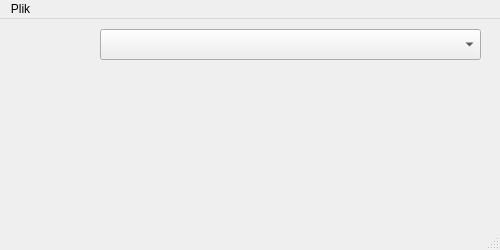
This is forms/itemeditor.ui in JakimPL/Roguelike as Qt 5 draws it before an edit. The edited form follows.
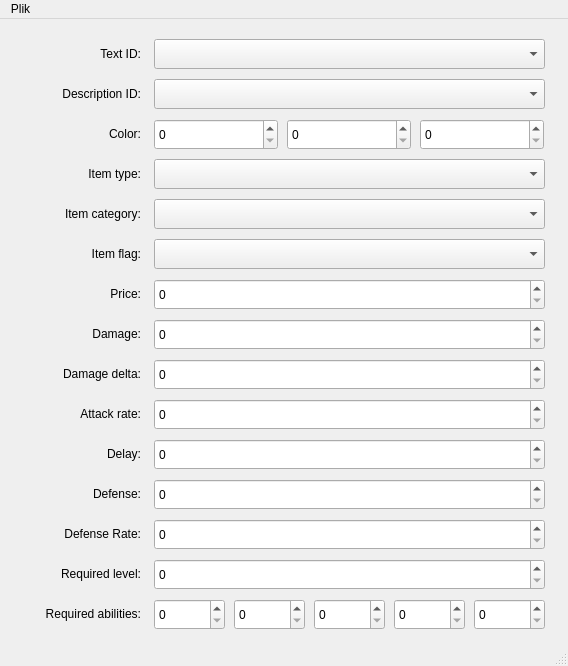
This is the edited form.

Diff of the .ui file:
```diff
--- a/forms/itemeditor.ui
+++ b/forms/itemeditor.ui
@@ -6,8 +6,8 @@
    <rect>
     <x>0</x>
     <y>0</y>
-    <width>500</width>
-    <height>250</height>
+    <width>568</width>
+    <height>666</height>
    </rect>
   </property>
   <property name="windowTitle">
@@ -17,11 +17,508 @@
    <widget class="QComboBox" name="comboBox">
     <property name="geometry">
      <rect>
-      <x>100</x>
-      <y>10</y>
-      <width>381</width>
+      <x>154</x>
+      <y>20</y>
+      <width>391</width>
+      <height>30</height>
+     </rect>
+    </property>
+   </widget>
+   <widget class="QComboBox" name="descriptionIDBox">
+    <property name="geometry">
+     <rect>
+      <x>154</x>
+      <y>60</y>
+      <width>391</width>
+      <height>30</height>
+     </rect>
+    </property>
+   </widget>
+   <widget class="QSpinBox" name="colorRedBox">
+    <property name="geometry">
+     <rect>
+      <x>154</x>
+      <y>100</y>
+      <width>124</width>
       <height>31</height>
      </rect>
+    </property>
+    <property name="maximum">
+     <number>255</number>
+    </property>
+   </widget>
+   <widget class="QSpinBox" name="colorGreenBox">
+    <property name="geometry">
+     <rect>
+      <x>287</x>
+      <y>100</y>
+      <width>124</width>
+      <height>31</height>
+     </rect>
+    </property>
+    <property name="maximum">
+     <number>255</number>
+    </property>
+   </widget>
+   <widget class="QSpinBox" name="colorBlueBox">
+    <property name="geometry">
+     <rect>
+      <x>420</x>
+      <y>100</y>
+      <width>124</width>
+      <height>31</height>
+     </rect>
+    </property>
+    <property name="maximum">
+     <number>255</number>
+    </property>
+   </widget>
+   <widget class="QComboBox" name="typeBox">
+    <property name="geometry">
+     <rect>
+      <x>154</x>
+      <y>140</y>
+      <width>391</width>
+      <height>30</height>
+     </rect>
+    </property>
+   </widget>
+   <widget class="QComboBox" name="categoryBox">
+    <property name="geometry">
+     <rect>
+      <x>154</x>
+      <y>180</y>
+      <width>391</width>
+      <height>30</height>
+     </rect>
+    </property>
+   </widget>
+   <widget class="QComboBox" name="flagBox">
+    <property name="geometry">
+     <rect>
+      <x>154</x>
+      <y>220</y>
+      <width>391</width>
+      <height>30</height>
+     </rect>
+    </property>
+   </widget>
+   <widget class="QSpinBox" name="priceBox">
+    <property name="geometry">
+     <rect>
+      <x>154</x>
+      <y>260</y>
+      <width>391</width>
+      <height>31</height>
+     </rect>
+    </property>
+    <property name="maximum">
+     <number>999999999</number>
+    </property>
+   </widget>
+   <widget class="QSpinBox" name="damageBox">
+    <property name="geometry">
+     <rect>
+      <x>154</x>
+      <y>300</y>
+      <width>391</width>
+      <height>31</height>
+     </rect>
+    </property>
+    <property name="maximum">
+     <number>999999999</number>
+    </property>
+   </widget>
+   <widget class="QSpinBox" name="damageDeltaBox">
+    <property name="geometry">
+     <rect>
+      <x>154</x>
+      <y>340</y>
+      <width>391</width>
+      <height>31</height>
+     </rect>
+    </property>
+    <property name="maximum">
+     <number>999999999</number>
+    </property>
+   </widget>
+   <widget class="QSpinBox" name="attackRateBox">
+    <property name="geometry">
+     <rect>
+      <x>154</x>
+      <y>380</y>
+      <width>391</width>
+      <height>31</height>
+     </rect>
+    </property>
+    <property name="maximum">
+     <number>999999999</number>
+    </property>
+   </widget>
+   <widget class="QSpinBox" name="delayBox">
+    <property name="geometry">
+     <rect>
+      <x>154</x>
+      <y>420</y>
+      <width>391</width>
+      <height>31</height>
+     </rect>
+    </property>
+    <property name="maximum">
+     <number>999999999</number>
+    </property>
+   </widget>
+   <widget class="QSpinBox" name="defenseBox">
+    <property name="geometry">
+     <rect>
+      <x>154</x>
+      <y>460</y>
+      <width>391</width>
+      <height>31</height>
+     </rect>
+    </property>
+    <property name="maximum">
+     <number>999999999</number>
+    </property>
+   </widget>
+   <widget class="QSpinBox" name="defenseRateBox">
+    <property name="geometry">
+     <rect>
+      <x>154</x>
+      <y>500</y>
+      <width>391</width>
+      <height>31</height>
+     </rect>
+    </property>
+    <property name="maximum">
+     <number>999999999</number>
+    </property>
+   </widget>
+   <widget class="QSpinBox" name="requiredLevelBox">
+    <property name="geometry">
+     <rect>
+      <x>154</x>
+      <y>540</y>
+      <width>391</width>
+      <height>31</height>
+     </rect>
+    </property>
+    <property name="maximum">
+     <number>999999999</number>
+    </property>
+   </widget>
+   <widget class="QSpinBox" name="requiredStrengthBox">
+    <property name="geometry">
+     <rect>
+      <x>154</x>
+      <y>580</y>
+      <width>71</width>
+      <height>31</height>
+     </rect>
+    </property>
+    <property name="maximum">
+     <number>999999999</number>
+    </property>
+   </widget>
+   <widget class="QSpinBox" name="requiredDexterityBox">
+    <property name="geometry">
+     <rect>
+      <x>234</x>
+      <y>580</y>
+      <width>71</width>
+      <height>31</height>
+     </rect>
+    </property>
+    <property name="maximum">
+     <number>999999999</number>
+    </property>
+   </widget>
+   <widget class="QSpinBox" name="requiredConstitutionBox">
+    <property name="geometry">
+     <rect>
+      <x>314</x>
+      <y>580</y>
+      <width>71</width>
+      <height>31</height>
+     </rect>
+    </property>
+    <property name="maximum">
+     <number>999999999</number>
+    </property>
+   </widget>
+   <widget class="QSpinBox" name="requiredIntelligenceBox">
+    <property name="geometry">
+     <rect>
+      <x>394</x>
+      <y>580</y>
+      <width>71</width>
+      <height>31</height>
+     </rect>
+    </property>
+    <property name="maximum">
+     <number>999999999</number>
+    </property>
+   </widget>
+   <widget class="QSpinBox" name="requiredWisdomBox">
+    <property name="geometry">
+     <rect>
+      <x>474</x>
+      <y>580</y>
+      <width>71</width>
+      <height>31</height>
+     </rect>
+    </property>
+    <property name="maximum">
+     <number>999999999</number>
+    </property>
+   </widget>
+   <widget class="QLabel" name="textIDLabel">
+    <property name="geometry">
+     <rect>
+      <x>10</x>
+      <y>20</y>
+      <width>131</width>
+      <height>30</height>
+     </rect>
+    </property>
+    <property name="text">
+     <string>Text ID:</string>
+    </property>
+    <property name="alignment">
+     <set>Qt::AlignRight|Qt::AlignTrailing|Qt::AlignVCenter</set>
+    </property>
+   </widget>
+   <widget class="QLabel" name="descriptionIDLabel">
+    <property name="geometry">
+     <rect>
+      <x>10</x>
+      <y>60</y>
+      <width>131</width>
+      <height>30</height>
+     </rect>
+    </property>
+    <property name="text">
+     <string>Description ID:</string>
+    </property>
+    <property name="alignment">
+     <set>Qt::AlignRight|Qt::AlignTrailing|Qt::AlignVCenter</set>
+    </property>
+   </widget>
+   <widget class="QLabel" name="colorLabel">
+    <property name="geometry">
+     <rect>
+      <x>10</x>
+      <y>100</y>
+      <width>131</width>
+      <height>30</height>
+     </rect>
+    </property>
+    <property name="text">
+     <string>Color:</string>
+    </property>
+    <property name="alignment">
+     <set>Qt::AlignRight|Qt::AlignTrailing|Qt::AlignVCenter</set>
+    </property>
+   </widget>
+   <widget class="QLabel" name="typeLabel">
+    <property name="geometry">
+     <rect>
+      <x>10</x>
+      <y>140</y>
+      <width>131</width>
+      <height>30</height>
+     </rect>
+    </property>
+    <property name="text">
+     <string>Item type:</string>
+    </property>
+    <property name="alignment">
+     <set>Qt::AlignRight|Qt::AlignTrailing|Qt::AlignVCenter</set>
+    </property>
+   </widget>
+   <widget class="QLabel" name="categoryLabel">
+    <property name="geometry">
+     <rect>
+      <x>10</x>
+      <y>180</y>
+      <width>131</width>
+      <height>30</height>
+     </rect>
+    </property>
+    <property name="text">
+     <string>Item category:</string>
+    </property>
+    <property name="alignment">
+     <set>Qt::AlignRight|Qt::AlignTrailing|Qt::AlignVCenter</set>
+    </property>
+   </widget>
+   <widget class="QLabel" name="flagLabel">
+    <property name="geometry">
+     <rect>
+      <x>10</x>
+      <y>220</y>
+      <width>131</width>
+      <height>30</height>
+     </rect>
+    </property>
+    <property name="text">
+     <string>Item flag:</string>
+    </property>
+    <property name="alignment">
+     <set>Qt::AlignRight|Qt::AlignTrailing|Qt::AlignVCenter</set>
+    </property>
+   </widget>
+   <widget class="QLabel" name="priceLabel">
+    <property name="geometry">
+     <rect>
+      <x>10</x>
+      <y>260</y>
+      <width>131</width>
+      <height>30</height>
+     </rect>
+    </property>
+    <property name="text">
+     <string>Price:</string>
+    </property>
+    <property name="alignment">
+     <set>Qt::AlignRight|Qt::AlignTrailing|Qt::AlignVCenter</set>
+    </property>
+   </widget>
+   <widget class="QLabel" name="damageLabel">
+    <property name="geometry">
+     <rect>
+      <x>10</x>
+      <y>300</y>
+      <width>131</width>
+      <height>30</height>
+     </rect>
+    </property>
+    <property name="text">
+     <string>Damage:</string>
+    </property>
+    <property name="alignment">
+     <set>Qt::AlignRight|Qt::AlignTrailing|Qt::AlignVCenter</set>
+    </property>
+   </widget>
+   <widget class="QLabel" name="damageDeltaLabel">
+    <property name="geometry">
+     <rect>
+      <x>10</x>
+      <y>340</y>
+      <width>131</width>
+      <height>30</height>
+     </rect>
+    </property>
+    <property name="text">
+     <string>Damage delta:</string>
+    </property>
+    <property name="alignment">
+     <set>Qt::AlignRight|Qt::AlignTrailing|Qt::AlignVCenter</set>
+    </property>
+   </widget>
+   <widget class="QLabel" name="attackRateLabel">
+    <property name="geometry">
+     <rect>
+      <x>10</x>
+      <y>380</y>
+      <width>131</width>
+      <height>30</height>
+     </rect>
+    </property>
+    <property name="text">
+     <string>Attack rate:</string>
+    </property>
+    <property name="alignment">
+     <set>Qt::AlignRight|Qt::AlignTrailing|Qt::AlignVCenter</set>
+    </property>
+   </widget>
+   <widget class="QLabel" name="delayLabel">
+    <property name="geometry">
+     <rect>
+      <x>10</x>
+      <y>420</y>
+      <width>131</width>
+      <height>30</height>
+     </rect>
+    </property>
+    <property name="text">
+     <string>Delay:</string>
+    </property>
+    <property name="alignment">
+     <set>Qt::AlignRight|Qt::AlignTrailing|Qt::AlignVCenter</set>
+    </property>
+   </widget>
+   <widget class="QLabel" name="defenseLabel">
+    <property name="geometry">
+     <rect>
+      <x>10</x>
+      <y>460</y>
+      <width>131</width>
+      <height>30</height>
+     </rect>
+    </property>
+    <property name="text">
+     <string>Defense:</string>
+    </property>
+    <property name="alignment">
+     <set>Qt::AlignRight|Qt::AlignTrailing|Qt::AlignVCenter</set>
+    </property>
+   </widget>
+   <widget class="QLabel" name="defenseRateLabel">
+    <property name="geometry">
+     <rect>
+      <x>10</x>
+      <y>500</y>
+      <width>131</width>
+      <height>30</height>
+     </rect>
+    </property>
+    <property name="layoutDirection">
+     <enum>Qt::LeftToRight</enum>
+    </property>
+    <property name="text">
+     <string>Defense Rate:</string>
+    </property>
+    <property name="alignment">
+     <set>Qt::AlignRight|Qt::AlignTrailing|Qt::AlignVCenter</set>
+    </property>
+   </widget>
+   <widget class="QLabel" name="requiredLevelLabel">
+    <property name="geometry">
+     <rect>
+      <x>10</x>
+      <y>540</y>
+      <width>131</width>
+      <height>30</height>
+     </rect>
+    </property>
+    <property name="layoutDirection">
+     <enum>Qt::LeftToRight</enum>
+    </property>
+    <property name="text">
+     <string>Required level:</string>
+    </property>
+    <property name="alignment">
+     <set>Qt::AlignRight|Qt::AlignTrailing|Qt::AlignVCenter</set>
+    </property>
+   </widget>
+   <widget class="QLabel" name="requiredAbilitiesLabel">
+    <property name="geometry">
+     <rect>
+      <x>10</x>
+      <y>580</y>
+      <width>131</width>
+      <height>30</height>
+     </rect>
+    </property>
+    <property name="layoutDirection">
+     <enum>Qt::LeftToRight</enum>
+    </property>
+    <property name="text">
+     <string>Required abilities:</string>
+    </property>
+    <property name="alignment">
+     <set>Qt::AlignRight|Qt::AlignTrailing|Qt::AlignVCenter</set>
     </property>
    </widget>
   </widget>
@@ -30,7 +527,7 @@
     <rect>
      <x>0</x>
      <y>0</y>
-     <width>500</width>
+     <width>568</width>
      <height>23</height>
     </rect>
    </property>
```
Left out of the diff: 4 changed lines with no effect on the pictures.
